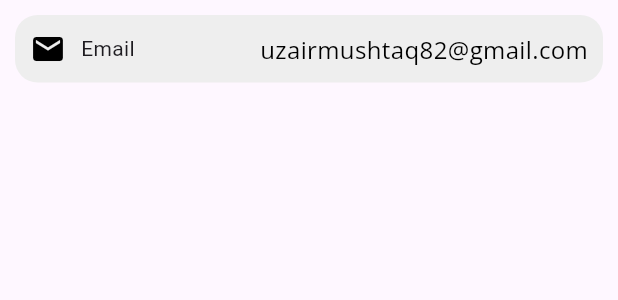
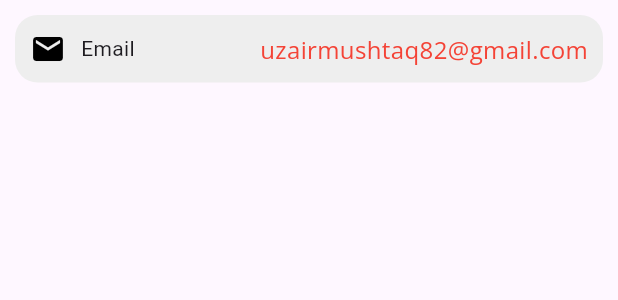
Before and after one commit to uzairmushtaq/SocialhiveApp, a Flutter app: the ProfileCommmonContainer widget shown alone on an empty page, opened directly, on a phone screen of 412 x 824 dp. Shown: the top 300 px of the screen. Run offline on Flutter 3.47's test engine with Material 3 defaults, Android fonts, the light colour scheme and no system bars; our stand-ins replace animated_bottom_navigation_bar, awesome_dialog, circular_profile_avatar, expandable_text, focused_menu, font_awesome_flutter and 8 more; missing offline and left inert: flutter_balloon_slider, list_tile_more_customizable.

Commit message:
add String

```diff
--- a/lib/main.dart
+++ b/lib/main.dart
@@ -1,6 +1,5 @@
 import 'package:flutter/material.dart';
 import 'package:responsive_sizer/responsive_sizer.dart';
-import 'package:socialhive/views/profile/profile_setting.dart';
 import 'package:socialhive/views/splashscreen/splashscreen.dart';
 
 void main() {
--- a/lib/widgets/mainprofile/profile_commmon_container.dart
+++ b/lib/widgets/mainprofile/profile_commmon_container.dart
@@ -51,7 +51,7 @@ class ProfileCommmonContainer extends StatelessWidget {
                           fontWeight: FontWeight.w400,
                           color: value == 'not set'
                               ? Colors.black
-                              : Colors.black))),
+                              : Colors.red))),
             )),
           ],
         ),
```
Also changed, not shown: lib/widgets/auth/commontextfield.dart (+0 -7 lines).
